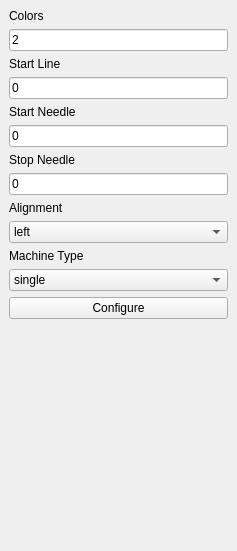
Before: the Qt Designer form software/python/ayab/ayab_options.ui in AllYarnsAreBeautiful/ayab-desktop, drawn with Qt 5.
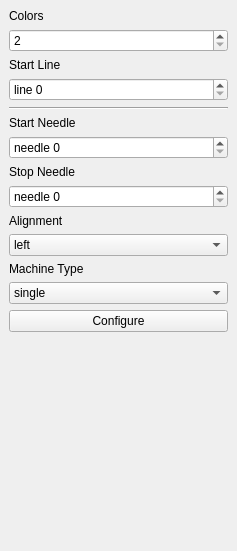
After: the same form once the commit is applied.

Commit message: Changing QtLineEdits for QSpinBoxes on ayab_options

The edit to the form file:
```diff
--- a/software/python/ayab/ayab_options.ui
+++ b/software/python/ayab/ayab_options.ui
@@ -23,9 +23,12 @@
      </widget>
     </item>
     <item>
-     <widget class="QLineEdit" name="color_line_edit">
-      <property name="text">
-       <string>2</string>
+     <widget class="QSpinBox" name="color_edit">
+      <property name="minimum">
+       <number>2</number>
+      </property>
+      <property name="maximum">
+       <number>8</number>
       </property>
      </widget>
     </item>
@@ -37,9 +40,25 @@
      </widget>
     </item>
     <item>
-     <widget class="QLineEdit" name="start_line_edit">
-      <property name="text">
-       <string>0</string>
+     <widget class="QSpinBox" name="start_line_edit">
+      <property name="suffix">
+       <string/>
+      </property>
+      <property name="prefix">
+       <string>line </string>
+      </property>
+      <property name="minimum">
+       <number>0</number>
+      </property>
+      <property name="maximum">
+       <number>256</number>
+      </property>
+     </widget>
+    </item>
+    <item>
+     <widget class="Line" name="line">
+      <property name="orientation">
+       <enum>Qt::Horizontal</enum>
       </property>
      </widget>
     </item>
@@ -51,9 +70,12 @@
      </widget>
     </item>
     <item>
-     <widget class="QLineEdit" name="start_needle_edit">
-      <property name="text">
-       <string>0</string>
+     <widget class="QSpinBox" name="start_needle_edit">
+      <property name="prefix">
+       <string>needle </string>
+      </property>
+      <property name="maximum">
+       <number>200</number>
       </property>
      </widget>
     </item>
@@ -65,9 +87,15 @@
      </widget>
     </item>
     <item>
-     <widget class="QLineEdit" name="stop_needle_edit">
-      <property name="text">
-       <string>0</string>
+     <widget class="QSpinBox" name="stop_needle_edit">
+      <property name="suffix">
+       <string/>
+      </property>
+      <property name="prefix">
+       <string>needle </string>
+      </property>
+      <property name="maximum">
+       <number>200</number>
       </property>
      </widget>
     </item>
```
The commit also changes 2 other files.
